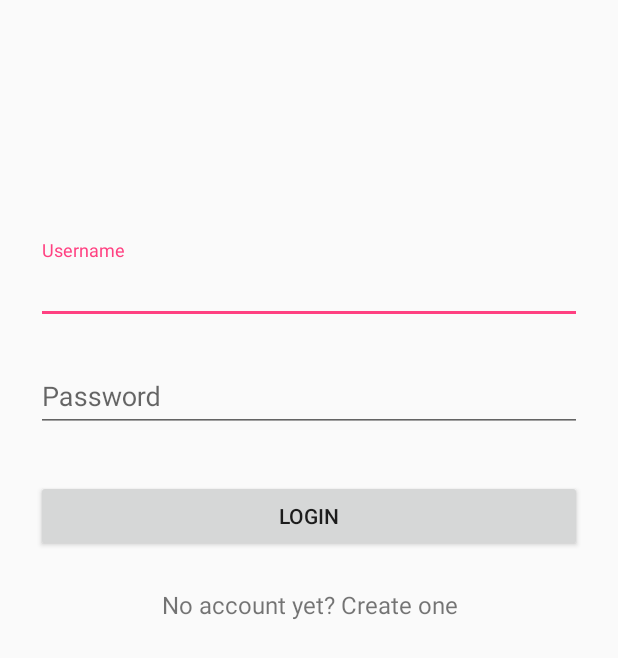
After one commit to bul-nick-al/ITMessenger, an Android app: the layout activity_login.xml on its own in the app's theme, with its tools: preview values and no code run, on a phone screen of 412 x 824 dp. The commit adds this screen. Shown: the top 658 px of the screen. Run offline under Robolectric (Android 15) with nearby library versions, the phone set to English and light mode, and no system bars.

Commit message:
Login activity added (layout and basic functionality)

```diff
--- a/app/src/main/AndroidManifest.xml
+++ b/app/src/main/AndroidManifest.xml
@@ -13,13 +13,20 @@
             android:name=".MainActivity"
             android:label="@string/app_name"
             android:theme="@style/AppTheme.NoActionBar">
+            <!--<intent-filter>-->
+            <!--<action android:name="android.intent.action.MAIN" />-->
+
+            <!--<category android:name="android.intent.category.LAUNCHER" />-->
+            <!--</intent-filter>-->
+        </activity>
+        <activity android:name=".ChatActivity" />
+        <activity android:name=".activity_login">
             <intent-filter>
                 <action android:name="android.intent.action.MAIN" />
 
                 <category android:name="android.intent.category.LAUNCHER" />
             </intent-filter>
         </activity>
-        <activity android:name=".ChatActivity"></activity>
     </application>
 
 </manifest>
--- /dev/null
+++ b/app/src/main/java/com/example/nicholas/messengertest/activity_login.java
@@ -0,0 +1,59 @@
+package com.example.nicholas.messengertest;
+
+import android.content.DialogInterface;
+import android.os.StrictMode;
+import android.support.design.widget.FloatingActionButton;
+import android.support.v7.app.AlertDialog;
+import android.support.v7.app.AppCompatActivity;
+import android.os.Bundle;
+import android.view.View;
+import android.widget.Button;
+import android.widget.EditText;
+
+public class activity_login extends AppCompatActivity {
+    Button loginButton;
+    EditText username;
+    EditText password;
+
+    @Override
+    protected void onCreate(Bundle savedInstanceState) {
+        super.onCreate(savedInstanceState);
+        setContentView(R.layout.activity_login);
+        loginButton = (Button) findViewById(R.id.btn_login);
+        username = (EditText) findViewById(R.id.input_username);
+        password = (EditText) findViewById(R.id.input_password);
+
+        loginButton.setOnClickListener(new View.OnClickListener() {
+            @Override
+            public void onClick(View view) {
+                String usrName = username.getText().toString();
+                System.out.println(usrName);
+                String passWord = password.getText().toString();
+
+//                AlertDialog.Builder builder1 = new AlertDialog.Builder(activity_login.this);
+//                builder1.setMessage(usrName);
+//                builder1.setCancelable(true);
+//
+//                builder1.setPositiveButton(
+//                        "Yes",
+//                        new DialogInterface.OnClickListener() {
+//                            public void onClick(DialogInterface dialog, int id) {
+//                                dialog.cancel();
+//                            }
+//                        });
+//
+//                builder1.setNegativeButton(
+//                        "No",
+//                        new DialogInterface.OnClickListener() {
+//                            public void onClick(DialogInterface dialog, int id) {
+//                                dialog.cancel();
+//                            }
+//                        });
+//                AlertDialog alert11 = builder1.create();
+//                alert11.show();
+            }
+        });
+    }
+
+
+}
--- /dev/null
+++ b/app/src/main/res/layout/activity_login.xml
@@ -0,0 +1,80 @@
+<?xml version="1.0" encoding="utf-8"?>
+<android.support.constraint.ConstraintLayout xmlns:android="http://schemas.android.com/apk/res/android"
+    xmlns:app="http://schemas.android.com/apk/res-auto"
+    xmlns:tools="http://schemas.android.com/tools"
+    android:layout_width="match_parent"
+    android:layout_height="match_parent"
+    tools:context="com.example.nicholas.messengertest.activity_login">
+
+    <ScrollView xmlns:android="http://schemas.android.com/apk/res/android"
+        android:layout_width="fill_parent"
+        android:layout_height="fill_parent"
+        android:fitsSystemWindows="true">
+
+        <LinearLayout
+            android:layout_width="match_parent"
+            android:layout_height="wrap_content"
+            android:orientation="vertical"
+            android:paddingLeft="24dp"
+            android:paddingRight="24dp"
+            android:paddingTop="56dp">
+
+            <ImageView
+                android:layout_width="wrap_content"
+                android:layout_height="72dp"
+                android:layout_gravity="center_horizontal"
+                android:layout_marginBottom="24dp" />
+
+            <!--  Email Label -->
+            <android.support.design.widget.TextInputLayout
+                android:layout_width="match_parent"
+                android:layout_height="wrap_content"
+                android:layout_marginBottom="8dp"
+                android:layout_marginTop="8dp">
+
+                <EditText
+                    android:id="@+id/input_username"
+                    android:layout_width="match_parent"
+                    android:layout_height="wrap_content"
+                    android:hint="Username"
+                    android:inputType="text" />
+            </android.support.design.widget.TextInputLayout>
+
+            <!--  Password Label -->
+            <android.support.design.widget.TextInputLayout
+                android:layout_width="match_parent"
+                android:layout_height="wrap_content"
+                android:layout_marginBottom="8dp"
+                android:layout_marginTop="8dp">
+
+                <EditText
+                    android:id="@+id/input_password"
+                    android:layout_width="match_parent"
+                    android:layout_height="wrap_content"
+                    android:hint="Password"
+                    android:inputType="textPassword" />
+            </android.support.design.widget.TextInputLayout>
+
+            <android.support.v7.widget.AppCompatButton
+                android:id="@+id/btn_login"
+                android:layout_width="fill_parent"
+                android:layout_height="wrap_content"
+                android:layout_marginBottom="24dp"
+                android:layout_marginTop="24dp"
+                android:padding="12dp"
+                android:text="Login" />
+
+
+            <TextView
+                android:id="@+id/link_signup"
+                android:layout_width="fill_parent"
+                android:layout_height="wrap_content"
+                android:layout_marginBottom="24dp"
+                android:gravity="center"
+                android:text="No account yet? Create one"
+                android:textSize="16dip" />
+
+        </LinearLayout>
+    </ScrollView>
+
+</android.support.constraint.ConstraintLayout>
--- a/app/src/main/res/layout/activity_main.xml
+++ b/app/src/main/res/layout/activity_main.xml
@@ -25,9 +25,9 @@
 
     <android.support.v7.widget.RecyclerView
         android:id="@+id/my_recycler_view"
-        android:scrollbars="vertical"
         android:layout_width="match_parent"
-        android:layout_height="match_parent"/>
+        android:layout_height="match_parent"
+        android:scrollbars="vertical" />
 
 
 </android.support.design.widget.CoordinatorLayout>
--- a/app/src/main/res/layout/message_card.xml
+++ b/app/src/main/res/layout/message_card.xml
@@ -1,19 +1,17 @@
-<android.support.v7.widget.CardView
-    xmlns:android="http://schemas.android.com/apk/res/android"
+<android.support.v7.widget.CardView xmlns:android="http://schemas.android.com/apk/res/android"
     xmlns:card_view="http://schemas.android.com/apk/res-auto"
     xmlns:tools="http://schemas.android.com/tools"
-    card_view:cardElevation="0dp"
     android:id="@+id/card_view"
     android:layout_width="match_parent"
     android:layout_height="wrap_content"
     android:layout_marginTop="0dp"
     card_view:cardCornerRadius="0dp"
-    >
+    card_view:cardElevation="0dp">
 
     <LinearLayout xmlns:android="http://schemas.android.com/apk/res/android"
         android:id="@+id/bubble_layout_parent"
         android:layout_width="match_parent"
-        android:layout_height="wrap_content" >
+        android:layout_height="wrap_content">
 
         <LinearLayout
             android:id="@+id/bubble_layout"
@@ -25,8 +23,8 @@
                 android:id="@+id/message_text"
                 android:layout_width="wrap_content"
                 android:layout_height="wrap_content"
+                android:layout_gravity="center"
                 android:maxEms="12"
-                android:layout_gravity="center"
                 android:text="Hi! new message"
                 android:textColor="@android:color/primary_text_light" />
         </LinearLayout>
```
